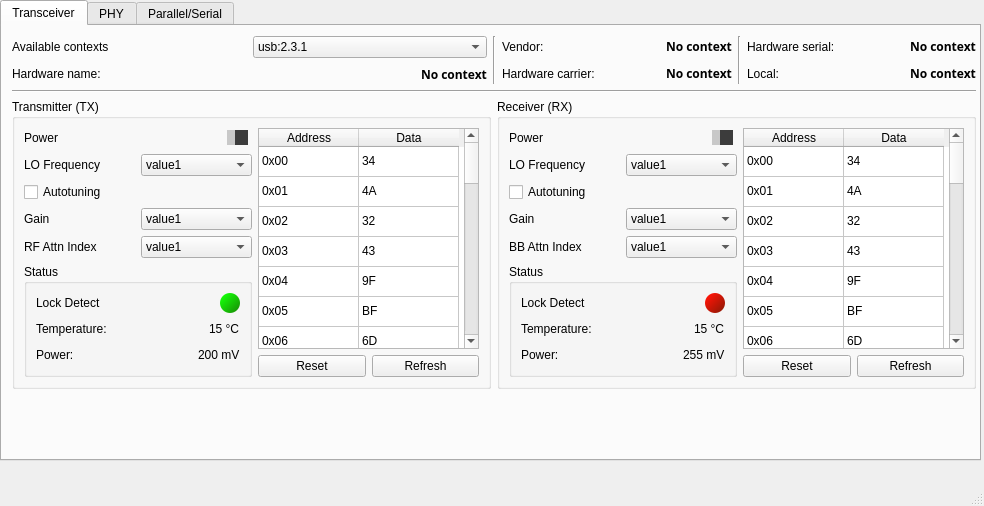
tcoroian/WC60GHZ_APP, file alternativewindow.ui: the form before one commit.
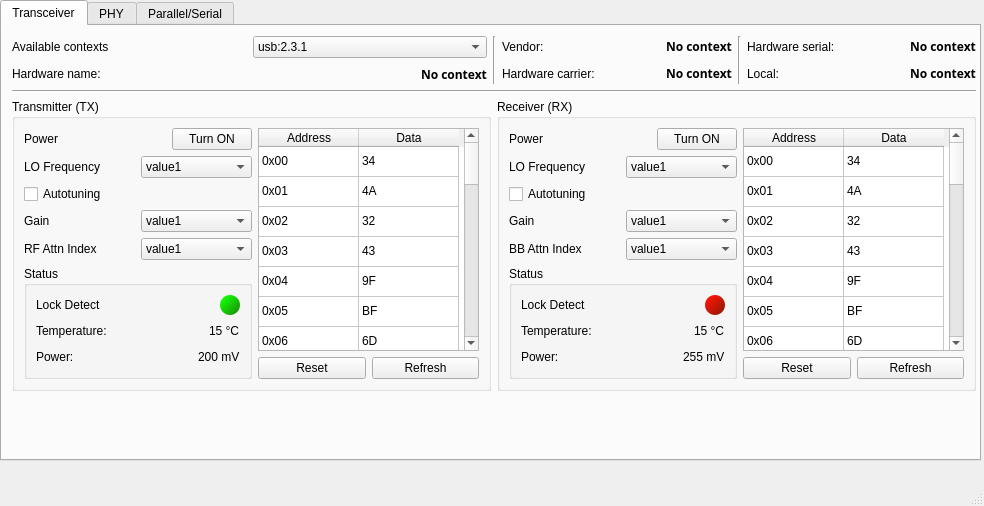
The form after the commit.

The edit to the form file:
```diff
--- a/alternativewindow.ui
+++ b/alternativewindow.ui
@@ -45,7 +45,7 @@
            <x>10</x>
            <y>10</y>
            <width>964</width>
-           <height>414</height>
+           <height>419</height>
           </rect>
          </property>
          <layout class="QVBoxLayout" name="verticalLayout_14">
@@ -337,55 +337,9 @@
                         </spacer>
                        </item>
                        <item>
-                        <widget class="QSlider" name="slider_power_tx">
-                         <property name="sizePolicy">
-                          <sizepolicy hsizetype="Fixed" vsizetype="Fixed">
-                           <horstretch>0</horstretch>
-                           <verstretch>0</verstretch>
-                          </sizepolicy>
-                         </property>
-                         <property name="minimumSize">
-                          <size>
-                           <width>25</width>
-                           <height>0</height>
-                          </size>
-                         </property>
-                         <property name="maximumSize">
-                          <size>
-                           <width>25</width>
-                           <height>16777215</height>
-                          </size>
-                         </property>
-                         <property name="styleSheet">
-                          <string notr="true"> QSlider::groove:horizontal {
-     background: red;
-     position: absolute; /* absolutely position 4px from the left and right of the widget. setting margins on the widget should work too... */
-     left: 4px; right: 4px;
- }
-
- QSlider::handle:horizontal {
-     height: 10px;
-	 width: 8px;
-     background: rgb(200, 200, 200);
-     margin: 0 -4px; /* expand outside the groove */
- }
-
- QSlider::add-page:horizontal {
-     background: rgb(60, 60, 60);
- }
-
- QSlider::sub-page:horizontal {
-     background: green;
- }</string>
-                         </property>
-                         <property name="maximum">
-                          <number>1</number>
-                         </property>
-                         <property name="pageStep">
-                          <number>1</number>
-                         </property>
-                         <property name="orientation">
-                          <enum>Qt::Horizontal</enum>
+                        <widget class="QPushButton" name="btn_power_tx">
+                         <property name="text">
+                          <string>Turn ON</string>
                          </property>
                         </widget>
                        </item>
@@ -1098,55 +1052,9 @@
                         </spacer>
                        </item>
                        <item>
-                        <widget class="QSlider" name="slider_power_rx">
-                         <property name="sizePolicy">
-                          <sizepolicy hsizetype="Fixed" vsizetype="Fixed">
-                           <horstretch>0</horstretch>
-                           <verstretch>0</verstretch>
-                          </sizepolicy>
-                         </property>
-                         <property name="minimumSize">
-                          <size>
-                           <width>25</width>
-                           <height>0</height>
-                          </size>
-                         </property>
-                         <property name="maximumSize">
-                          <size>
-                           <width>25</width>
-                           <height>16777215</height>
-                          </size>
-                         </property>
-                         <property name="styleSheet">
-                          <string notr="true"> QSlider::groove:horizontal {
-     background: red;
-     position: absolute; /* absolutely position 4px from the left and right of the widget. setting margins on the widget should work too... */
-     left: 4px; right: 4px;
- }
-
- QSlider::handle:horizontal {
-     height: 10px;
-	 width: 8px;
-     background: rgb(200, 200, 200);
-     margin: 0 -4px; /* expand outside the groove */
- }
-
- QSlider::add-page:horizontal {
-     background: rgb(60, 60, 60);
- }
-
- QSlider::sub-page:horizontal {
-     background: green;
- }</string>
-                         </property>
-                         <property name="maximum">
-                          <number>1</number>
-                         </property>
-                         <property name="pageStep">
-                          <number>1</number>
-                         </property>
-                         <property name="orientation">
-                          <enum>Qt::Horizontal</enum>
+                        <widget class="QPushButton" name="btn_power_rx">
+                         <property name="text">
+                          <string>Turn ON</string>
                          </property>
                         </widget>
                        </item>
```
